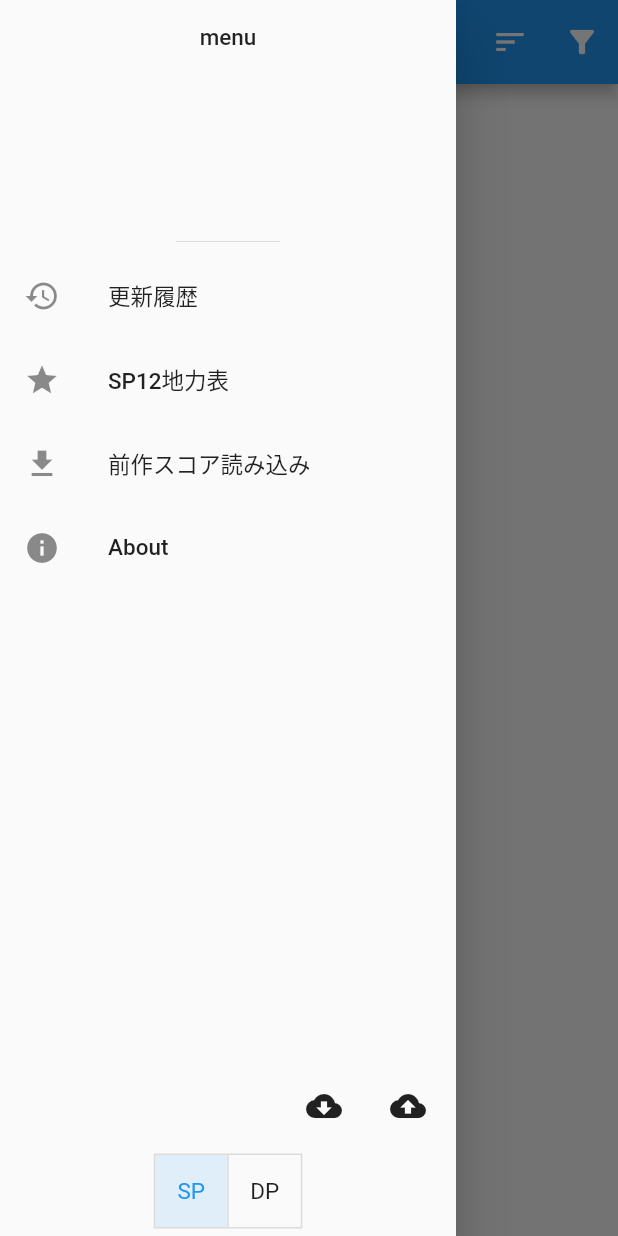
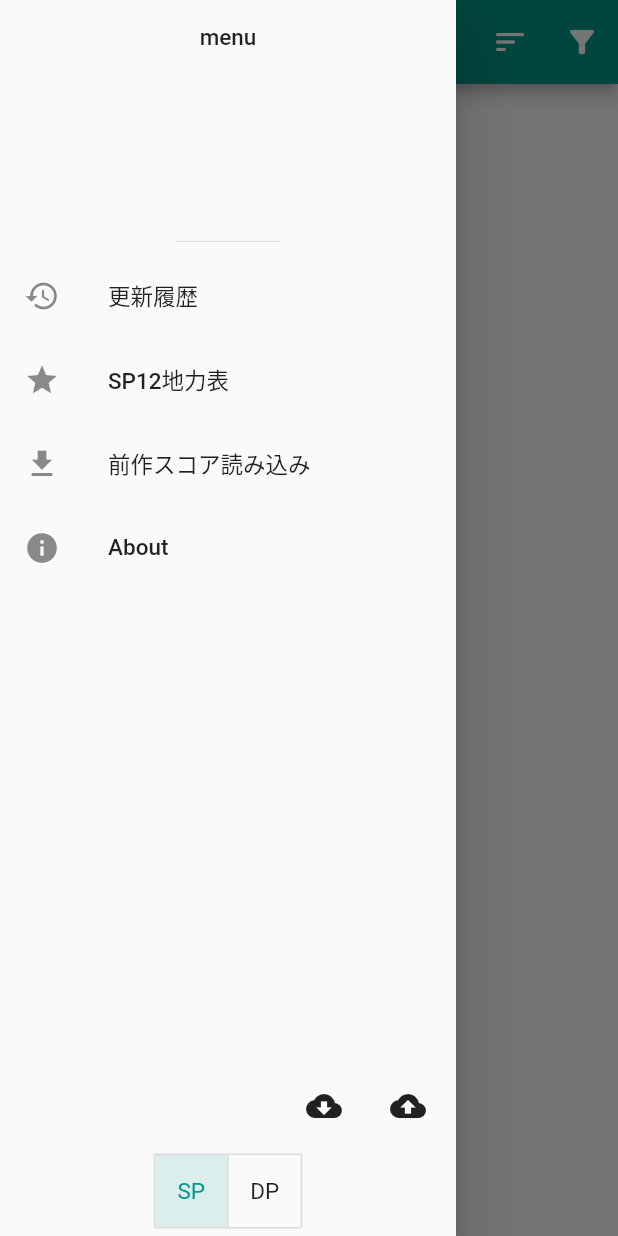
Before and after one commit to kmkmtrtr/derasika2, a Flutter app: the screen it shows after launch, with the side drawer open, on a phone screen of 412 x 824 dp. Run offline on Flutter 3.47's test engine with Material 2 defaults, Android fonts, the phone set to English and light mode, and no system bars; our stand-ins replace auto_route, file_picker, fl_chart, flutter_hooks, freezed_annotation, hooks_riverpod and 4 more; accounts and stored records are empty; network calls fail.

Commit message:
change primary color data

```diff
--- a/lib/app.dart
+++ b/lib/app.dart
@@ -13,7 +13,7 @@ class App extends HookConsumerWidget {
     return MaterialApp.router(
       title: 'DERASIKA',
       theme: ThemeData(
-        primarySwatch: Colors.blue,
+        primarySwatch: Colors.teal,
       ),
       supportedLocales: const [Locale('ja', 'JP')],
       routerDelegate: appRouter.delegate(),
```
